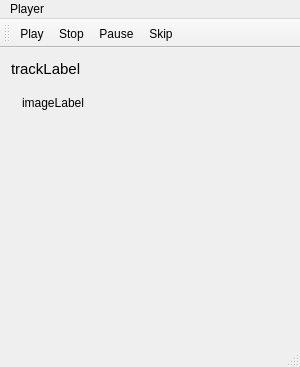
The window that mainwindow.ui (paucm/spotfm) describes before a commit, drawn with Qt 5.
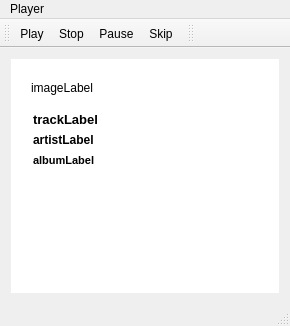
The same window after the commit. Icons and pictures are not drawn.

```diff
--- a/mainwindow.ui
+++ b/mainwindow.ui
@@ -1,13 +1,13 @@
 <?xml version="1.0" encoding="UTF-8"?>
 <ui version="4.0">
  <class>MainWindow</class>
- <widget class="QMainWindow" name="MainWindow">
-  <property name="geometry">
+ <widget class="QMainWindow" name="MainWindow" >
+  <property name="geometry" >
    <rect>
     <x>0</x>
     <y>0</y>
-    <width>300</width>
-    <height>367</height>
+    <width>290</width>
+    <height>326</height>
    </rect>
   </property>
   <property name="sizePolicy">
@@ -16,109 +16,253 @@
     <verstretch>0</verstretch>
    </sizepolicy>
   </property>
-  <property name="minimumSize">
+  <property name="minimumSize" >
    <size>
-    <width>300</width>
+    <width>290</width>
     <height>0</height>
    </size>
   </property>
-  <property name="maximumSize">
+  <property name="maximumSize" >
    <size>
-    <width>300</width>
+    <width>290</width>
     <height>16777215</height>
    </size>
   </property>
   <property name="windowTitle">
    <string>spotfm</string>
   </property>
-  <widget class="QWidget" name="centralWidget">
-   <layout class="QGridLayout" name="gridLayout_2">
-    <item row="0" column="0">
-     <layout class="QVBoxLayout" name="verticalLayout">
-      <item>
-       <layout class="QHBoxLayout" name="horizontalLayout">
-        <item>
-         <widget class="QLabel" name="trackLabel">
-          <property name="font">
-           <font>
-            <pointsize>11</pointsize>
-            <weight>50</weight>
-            <bold>false</bold>
-           </font>
-          </property>
-          <property name="text">
-           <string>trackLabel</string>
-          </property>
-         </widget>
-        </item>
-        <item>
-         <spacer name="horizontalSpacer">
-          <property name="orientation">
-           <enum>Qt::Horizontal</enum>
-          </property>
-          <property name="sizeType">
-           <enum>QSizePolicy::Minimum</enum>
-          </property>
-          <property name="sizeHint" stdset="0">
-           <size>
-            <width>40</width>
-            <height>20</height>
-           </size>
-          </property>
-         </spacer>
-        </item>
-       </layout>
-      </item>
-      <item>
-       <widget class="QFrame" name="frame">
-        <property name="frameShape">
-         <enum>QFrame::NoFrame</enum>
-        </property>
-        <property name="frameShadow">
-         <enum>QFrame::Raised</enum>
-        </property>
-        <property name="lineWidth">
-         <number>1</number>
-        </property>
-        <layout class="QGridLayout" name="gridLayout">
-         <item row="0" column="0">
-          <widget class="QLabel" name="imageLabel">
-           <property name="text">
-            <string>imageLabel</string>
+  <widget class="QWidget" name="centralWidget" >
+   <property name="geometry" >
+    <rect>
+     <x>0</x>
+     <y>58</y>
+     <width>290</width>
+     <height>244</height>
+    </rect>
+   </property>
+   <layout class="QGridLayout" name="gridLayout_2" >
+    <item row="0" column="0" >
+     <widget class="QFrame" name="frame" >
+      <property name="styleSheet" >
+       <string notr="true" >background-color: rgb(255, 255, 255)</string>
+      </property>
+      <property name="frameShape" >
+       <enum>QFrame::NoFrame</enum>
+      </property>
+      <property name="frameShadow" >
+       <enum>QFrame::Plain</enum>
+      </property>
+      <property name="lineWidth" >
+       <number>-2</number>
+      </property>
+      <layout class="QGridLayout" name="_2" >
+       <property name="leftMargin" >
+        <number>9</number>
+       </property>
+       <property name="bottomMargin" >
+        <number>9</number>
+       </property>
+       <property name="spacing" >
+        <number>6</number>
+       </property>
+       <item row="1" column="0" >
+        <spacer name="verticalSpacer" >
+         <property name="orientation" >
+          <enum>Qt::Vertical</enum>
+         </property>
+         <property name="sizeHint" stdset="0" >
+          <size>
+           <width>20</width>
+           <height>40</height>
+          </size>
+         </property>
+        </spacer>
+       </item>
+       <item row="0" column="0" >
+        <layout class="QGridLayout" name="gridLayout_3" >
+         <item row="0" column="0" colspan="2" >
+          <widget class="QFrame" name="frame_2" >
+           <property name="frameShape" >
+            <enum>QFrame::NoFrame</enum>
            </property>
+           <property name="frameShadow" >
+            <enum>QFrame::Raised</enum>
+           </property>
+           <property name="lineWidth" >
+            <number>1</number>
+           </property>
+           <layout class="QGridLayout" name="gridLayout" >
+            <item row="0" column="0" >
+             <widget class="QLabel" name="imageLabel" >
+              <property name="text" >
+               <string>imageLabel</string>
+              </property>
+              <property name="scaledContents" >
+               <bool>true</bool>
+              </property>
+             </widget>
+            </item>
+           </layout>
           </widget>
          </item>
+         <item row="1" column="0" >
+          <layout class="QVBoxLayout" name="verticalLayout" >
+           <item>
+            <layout class="QHBoxLayout" name="horizontalLayout_2" >
+             <item>
+              <widget class="QLabel" name="trackImage" >
+               <property name="sizePolicy" >
+                <sizepolicy vsizetype="Fixed" hsizetype="Fixed" >
+                 <horstretch>0</horstretch>
+                 <verstretch>0</verstretch>
+                </sizepolicy>
+               </property>
+               <property name="text" >
+                <string/>
+               </property>
+               <property name="pixmap" >
+                <pixmap resource="spotfm.qrc" >:/icons/icons/track.png</pixmap>
+               </property>
+              </widget>
+             </item>
+             <item>
+              <widget class="QLabel" name="trackLabel" >
+               <property name="sizePolicy" >
+                <sizepolicy vsizetype="Preferred" hsizetype="Expanding" >
+                 <horstretch>0</horstretch>
+                 <verstretch>0</verstretch>
+                </sizepolicy>
+               </property>
+               <property name="font" >
+                <font>
+                 <pointsize>10</pointsize>
+                 <weight>75</weight>
+                 <bold>true</bold>
+                </font>
+               </property>
+               <property name="text" >
+                <string>trackLabel</string>
+               </property>
+              </widget>
+             </item>
+            </layout>
+           </item>
+           <item>
+            <layout class="QHBoxLayout" name="horizontalLayout_3" >
+             <item>
+              <widget class="QLabel" name="artistImage" >
+               <property name="sizePolicy" >
+                <sizepolicy vsizetype="Fixed" hsizetype="Fixed" >
+                 <horstretch>0</horstretch>
+                 <verstretch>0</verstretch>
+                </sizepolicy>
+               </property>
+               <property name="text" >
+                <string/>
+               </property>
+               <property name="pixmap" >
+                <pixmap resource="spotfm.qrc" >:/icons/icons/artist.png</pixmap>
+               </property>
+              </widget>
+             </item>
+             <item>
+              <widget class="QLabel" name="artistLabel" >
+               <property name="sizePolicy" >
+                <sizepolicy vsizetype="Preferred" hsizetype="Expanding" >
+                 <horstretch>0</horstretch>
+                 <verstretch>0</verstretch>
+                </sizepolicy>
+               </property>
+               <property name="font" >
+                <font>
+                 <pointsize>9</pointsize>
+                 <weight>75</weight>
+                 <bold>true</bold>
+                </font>
+               </property>
+               <property name="text" >
+                <string>artistLabel</string>
+               </property>
+              </widget>
+             </item>
+            </layout>
+           </item>
+           <item>
+            <layout class="QHBoxLayout" name="horizontalLayout_4" >
+             <item>
+              <widget class="QLabel" name="label" >
+               <property name="sizePolicy" >
+                <sizepolicy vsizetype="Fixed" hsizetype="Fixed" >
+                 <horstretch>0</horstretch>
+                 <verstretch>0</verstretch>
+                </sizepolicy>
+               </property>
+               <property name="text" >
+                <string/>
+               </property>
+               <property name="pixmap" >
+                <pixmap resource="spotfm.qrc" >:/icons/icons/album.png</pixmap>
+               </property>
+              </widget>
+             </item>
+             <item>
+              <widget class="QLabel" name="albumLabel" >
+               <property name="sizePolicy" >
+                <sizepolicy vsizetype="Preferred" hsizetype="Expanding" >
+                 <horstretch>0</horstretch>
+                 <verstretch>0</verstretch>
+                </sizepolicy>
+               </property>
+               <property name="font" >
+                <font>
+                 <pointsize>8</pointsize>
+                 <weight>75</weight>
+                 <bold>true</bold>
+                </font>
+               </property>
+               <property name="text" >
+                <string>albumLabel</string>
+               </property>
+              </widget>
+             </item>
+            </layout>
+           </item>
+          </layout>
+         </item>
+         <item row="1" column="1" >
+          <spacer name="horizontalSpacer" >
+           <property name="orientation" >
+            <enum>Qt::Horizontal</enum>
+           </property>
+           <property name="sizeType" >
+            <enum>QSizePolicy::Minimum</enum>
+           </property>
+           <property name="sizeHint" stdset="0" >
+            <size>
+             <width>40</width>
+             <height>20</height>
+            </size>
+           </property>
+          </spacer>
+         </item>
         </layout>
-       </widget>
-      </item>
-      <item>
-       <spacer name="verticalSpacer">
-        <property name="orientation">
-         <enum>Qt::Vertical</enum>
-        </property>
-        <property name="sizeHint" stdset="0">
-         <size>
-          <width>20</width>
-          <height>40</height>
-         </size>
-        </property>
-       </spacer>
-      </item>
-     </layout>
+       </item>
+      </layout>
+     </widget>
     </item>
    </layout>
   </widget>
-  <widget class="QMenuBar" name="menuBar">
-   <property name="geometry">
+  <widget class="QMenuBar" name="menuBar" >
+   <property name="geometry" >
     <rect>
      <x>0</x>
      <y>0</y>
-     <width>300</width>
-     <height>19</height>
+     <width>290</width>
+     <height>24</height>
     </rect>
    </property>
-   <widget class="QMenu" name="menuPlayer">
-    <property name="title">
+   <widget class="QMenu" name="menuPlayer" >
+    <property name="title" >
      <string>Player</string>
     </property>
     <addaction name="actionPlay"/>
@@ -126,24 +270,66 @@
     <addaction name="actionPause"/>
     <addaction name="actionSkip"/>
    </widget>
-   <addaction name="menuPlayer"/>
+   <addaction name="menuPlayer" />
   </widget>
-  <widget class="QToolBar" name="mainToolBar">
-   <attribute name="toolBarArea">
+  <widget class="QToolBar" name="mainToolBar" >
+   <property name="geometry" >
+    <rect>
+     <x>0</x>
+     <y>24</y>
+     <width>138</width>
+     <height>34</height>
+    </rect>
+   </property>
+   <attribute name="toolBarArea" >
     <enum>TopToolBarArea</enum>
    </attribute>
    <attribute name="toolBarBreak">
     <bool>false</bool>
    </attribute>
-   <addaction name="actionPlay"/>
-   <addaction name="actionStop"/>
-   <addaction name="actionPause"/>
-   <addaction name="actionSkip"/>
+   <addaction name="actionPlay" />
+   <addaction name="actionStop" />
+   <addaction name="actionPause" />
+   <addaction name="actionSkip" />
   </widget>
-  <widget class="QStatusBar" name="statusBar"/>
-  <action name="actionPlay">
-   <property name="icon">
-    <iconset resource="spotfm.qrc">
+  <widget class="QStatusBar" name="statusBar" >
+   <property name="geometry" >
+    <rect>
+     <x>0</x>
+     <y>302</y>
+     <width>290</width>
+     <height>24</height>
+    </rect>
+   </property>
+  </widget>
+  <widget class="QToolBar" name="toolBar" >
+   <property name="geometry" >
+    <rect>
+     <x>138</x>
+     <y>24</y>
+     <width>152</width>
+     <height>34</height>
+    </rect>
+   </property>
+   <property name="windowTitle" >
+    <string>toolBar</string>
+   </property>
+   <property name="iconSize" >
+    <size>
+     <width>32</width>
+     <height>32</height>
+    </size>
+   </property>
+   <attribute name="toolBarArea" >
+    <enum>TopToolBarArea</enum>
+   </attribute>
+   <attribute name="toolBarBreak" >
+    <bool>false</bool>
+   </attribute>
+  </widget>
+  <action name="actionPlay" >
+   <property name="icon" >
+    <iconset resource="spotfm.qrc" >
      <normaloff>:/icons/icons/play.png</normaloff>:/icons/icons/play.png</iconset>
    </property>
    <property name="text">
@@ -187,7 +373,7 @@
    </property>
   </action>
  </widget>
- <layoutdefault spacing="6" margin="11"/>
+ <layoutdefault spacing="6" margin="11" />
  <resources>
   <include location="spotfm.qrc"/>
  </resources>
```
Left out of the diff: 66 changed lines with no effect on the pictures.
